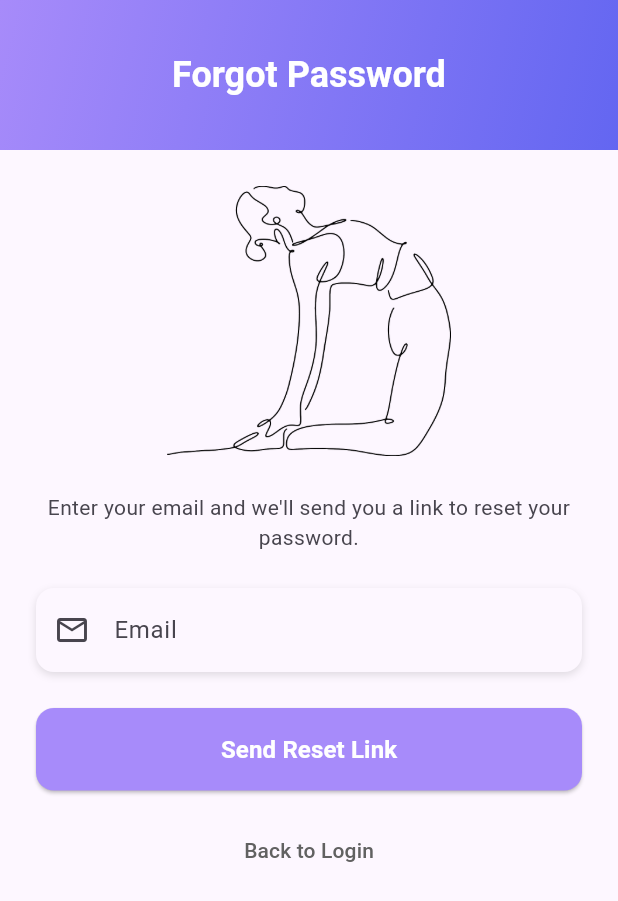
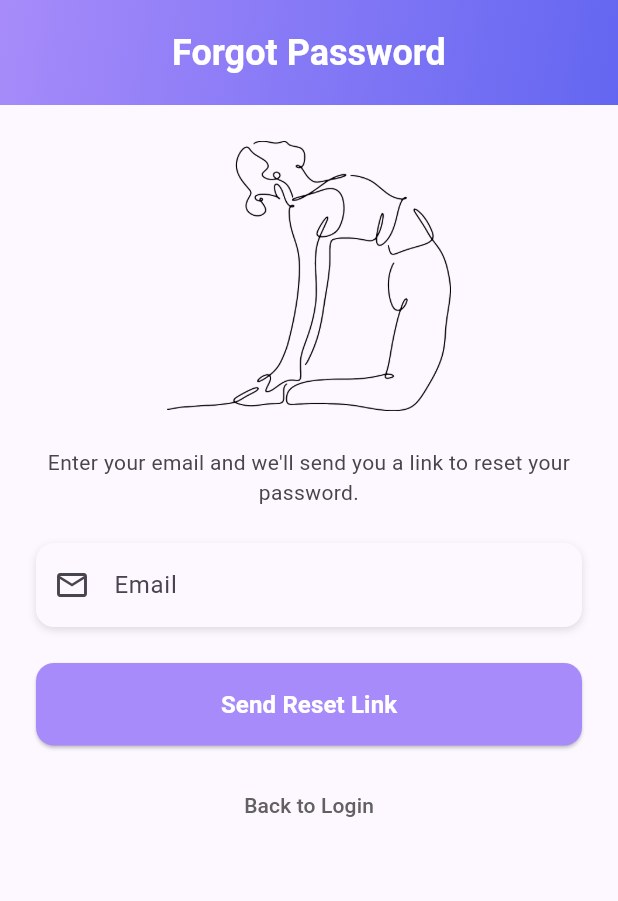
Before and after one commit to Vivek5kwt/saara, a Flutter app: the ForgotPasswordPage screen opened by its route, on a phone screen of 412 x 824 dp. Shown: the top 901 px of the screen. Run offline on Flutter 3.47's test engine with Material 3 defaults, Android fonts, the phone set to English and light mode, and no system bars; our stand-ins replace bloc, equatable, firebase_auth, firebase_core, flutter_bloc, go_router and 2 more; missing offline and left inert: flutter_facebook_auth; accounts and stored records are empty; network calls fail.

Commit message:
app bar fixed

```diff
--- a/lib/widgets/custom_app_bar.dart
+++ b/lib/widgets/custom_app_bar.dart
@@ -11,7 +11,7 @@ class CustomAppBar extends StatelessWidget implements PreferredSizeWidget {
     required this.title,
     this.leading,
     this.actions,
-    this.height = 100,
+    this.height = 70,
   });
 
   @override
--- a/pubspec.yaml
+++ b/pubspec.yaml
@@ -41,11 +41,12 @@ dependencies:
   dio: ^5.4.0
   video_player: ^2.9.5
   video_player_web: ^2.0.17
-  equatable: ^2.0.5
+  equatable: ^2.0.7
   firebase_core: ^2.24.2
   firebase_auth: ^4.16.0
   google_sign_in: ^6.1.5
   flutter_facebook_auth: ^6.1.0
+
 
 dev_dependencies:
   flutter_test:
```
